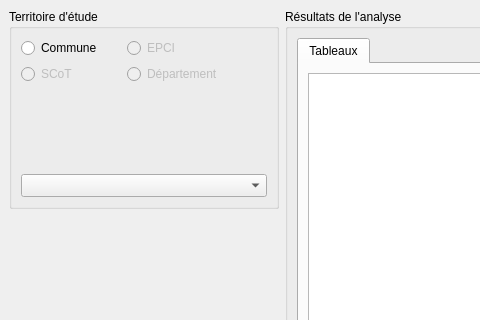
dasycarpum/pro_DDT_Observatoire_foncier, file fenetre_principale.ui: the form before one commit; both pictures show x 0 to 480 and y 0 to 320 of the 966 by 672 pixel window.
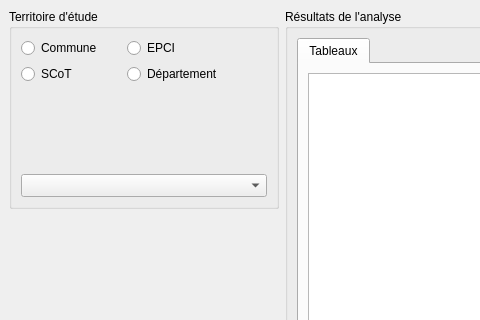
The form after the commit.

Patch:
```diff
--- a/fenetre_principale.ui
+++ b/fenetre_principale.ui
@@ -203,7 +203,7 @@
          <item row="0" column="1">
           <widget class="QRadioButton" name="radioButton_epci">
            <property name="enabled">
-            <bool>false</bool>
+            <bool>true</bool>
            </property>
            <property name="font">
             <font>
@@ -221,7 +221,7 @@
          <item row="1" column="0">
           <widget class="QRadioButton" name="radioButton_scot">
            <property name="enabled">
-            <bool>false</bool>
+            <bool>true</bool>
            </property>
            <property name="font">
             <font>
@@ -239,7 +239,7 @@
          <item row="1" column="1">
           <widget class="QRadioButton" name="radioButton_departement">
            <property name="enabled">
-            <bool>false</bool>
+            <bool>true</bool>
            </property>
            <property name="font">
             <font>
```
